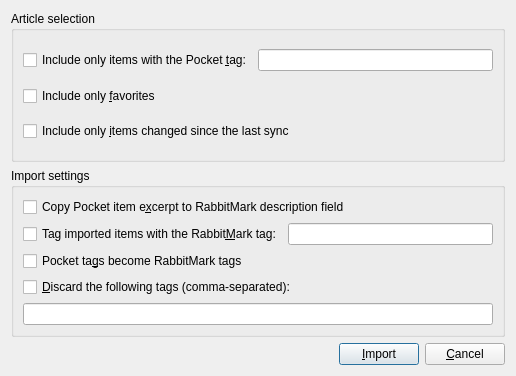
sobjornstad/rabbitmark, file designer/pocket_import.ui: the form before one commit.
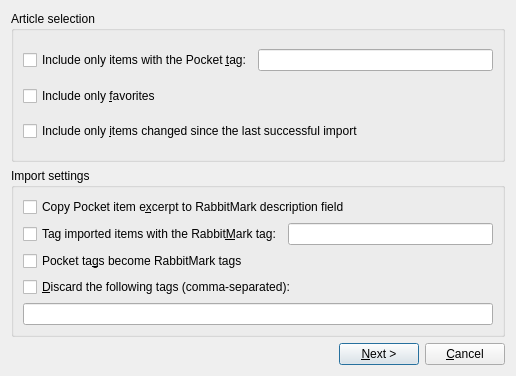
The form after the commit.

```diff
--- a/designer/pocket_import.ui
+++ b/designer/pocket_import.ui
@@ -44,7 +44,7 @@
       <item>
        <widget class="QCheckBox" name="incrementalSyncCheck">
         <property name="text">
-         <string>Include only &amp;items changed since the last sync</string>
+         <string>Include only &amp;items changed since the last successful import</string>
         </property>
        </widget>
       </item>
@@ -116,7 +116,7 @@
      <item>
       <widget class="QPushButton" name="importButton">
        <property name="text">
-        <string>&amp;Import</string>
+        <string>&amp;Next &gt;</string>
        </property>
       </widget>
      </item>
```
